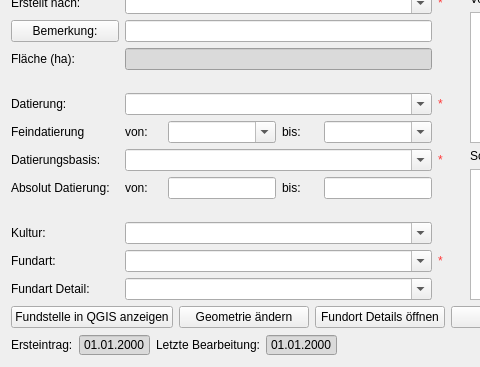
This is APIS/forms/apis_findspot_form.ui in APIS-Luftbildarchiv/APIS as Qt 5 draws it before an edit; both pictures show x 0 to 480 and y 333 to 700 of the 1000 by 700 pixel window. The edited form follows.
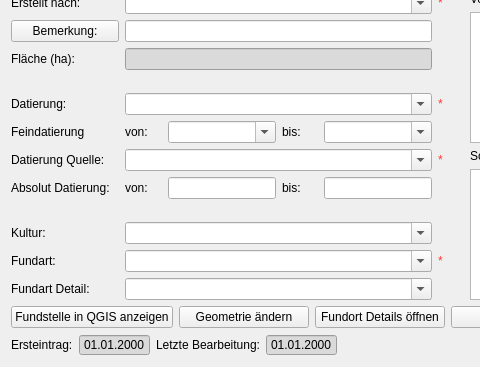
This is the edited form. Icons and pictures are not drawn.

Patch:
```diff
--- a/APIS/forms/apis_findspot_form.ui
+++ b/APIS/forms/apis_findspot_form.ui
@@ -29,7 +29,7 @@
      <item row="18" column="0">
       <widget class="QLabel" name="label_11">
        <property name="text">
-        <string>Datierungsbasis:</string>
+        <string>Datierung Quelle:</string>
        </property>
       </widget>
      </item>
```
Left out of the diff: 46 changed lines with no effect on the pictures.
